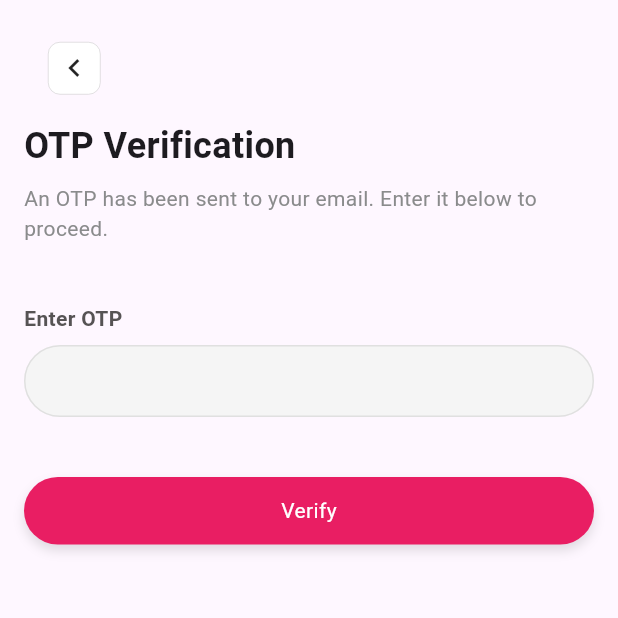
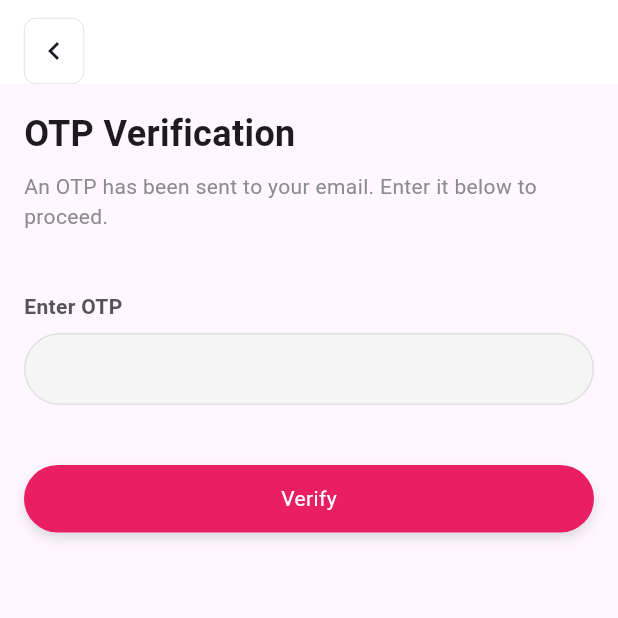
Before and after one commit to kaushikikumari29/CollegeFied, a Flutter app: the OtpPage screen opened directly with empty values, on a phone screen of 412 x 824 dp, the top half of it. Run offline on Flutter 3.47's test engine with Material 3 defaults, Android fonts, the phone set to English and light mode, and no system bars; our stand-ins replace carousel_slider, dio, flutter_svg, get, image_picker, lottie and 1 more; accounts and stored records are empty.

Commit message:
Minor changes.

```diff
--- a/lib/data/services/api_endpoints.dart
+++ b/lib/data/services/api_endpoints.dart
@@ -1,5 +1,5 @@
 class ApiEndpoints {
-  static const String baseUrl = 'http://54.147.131.51:8081/';
+  static const String baseUrl = 'http://34.201.105.52:8081/';
   static const String register = 'api/user/register/';
   static const String username = 'username';
   static const String email = 'email';
--- a/lib/modules/auth/views/otp_page.dart
+++ b/lib/modules/auth/views/otp_page.dart
@@ -26,15 +26,16 @@ class OtpPage extends StatelessWidget {
   @override
   Widget build(BuildContext context) {
     return Scaffold(
-      body: SafeArea(
-        child: Stack(
-          children: [
-            Padding(
+      appBar: AppBar(
+        backgroundColor: AppColors.bg,
+        elevation: 0,
+        leading: const AppBackButton(),
+      ),
+      body:   Padding(
         padding: EdgeInsets.all(AppPaddings.pagePadding),
         child: Column(
           crossAxisAlignment: CrossAxisAlignment.start,
           children: [
-                  SizedBox(height: AppPaddings.xxLarge + AppPaddings.large),
             Text(AppStrings.otpVerification,
                 style: AppTextStyles.f24w600),
             SizedBox(height: AppSizes.s8),
@@ -68,14 +69,6 @@ class OtpPage extends StatelessWidget {
           ],
         ),
       ),
-            Positioned(
-              left: AppPaddings.pagePadding,
-              top: AppPaddings.pagePadding,
-              child: AppBackButton(),
-            ),
-          ],
-        ),
-      ),
     );
   }
 }
```
Also changed, not shown: lib/modules/auth/controllers/auth_controller.dart (+17 -9 lines), lib/modules/profile/controllers/profile_controller.dart (+7 -1 lines). Lines whose indentation alone changed are shown as unchanged.
